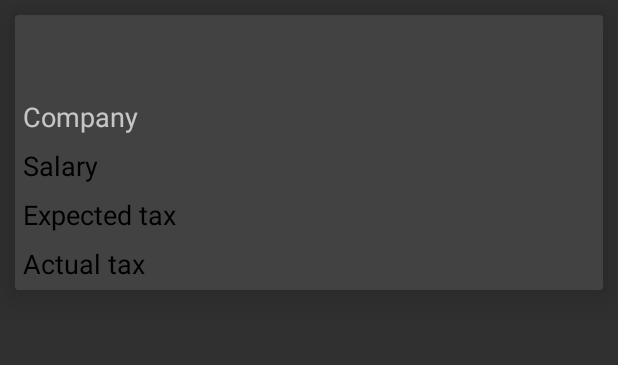
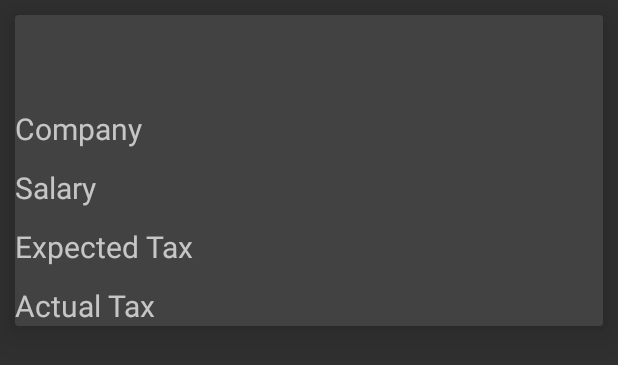
Before and after one commit to procusr/grayMatter, an Android app: the layout to_be_inflated.xml on its own in the app's theme, with its tools: preview values and no code run, on a phone screen of 412 x 824 dp. Shown: the top 365 px of the screen. Run offline under Robolectric (Android 15) with nearby library versions, the phone set to English and light mode, and no system bars; Roboto replaces fonts that are not available here.

Commit message:
Fixed view on recycler and added currency

```diff
--- a/app/src/main/java/com/example/mytax/Salary.java
+++ b/app/src/main/java/com/example/mytax/Salary.java
@@ -327,10 +327,10 @@ public class Salary extends DrawerBarActivity {
 
             @Override
             protected void onBindViewHolder(ViewHolder viewHolder, final int position, final Company model) {
-                viewHolder.setCompanyName("Company        :   " + model.getCompanyName());
-                viewHolder.setSalary     ("Salary              :   " + model.getSalary());
-                viewHolder.setActualTax  ("Actual tax     :   " + model.getActualTax());
-                viewHolder.setExpectedTax("Expected tax   :   " +model.getExpectedTax());
+                viewHolder.setCompanyName( model.getCompanyName());
+                viewHolder.setSalary     ( model.getSalary()+" kr");
+                viewHolder.setActualTax  (model.getActualTax() + " kr");
+                viewHolder.setExpectedTax(model.getExpectedTax()+" kr");
                 viewHolder.setDate( model.getDate());
                 viewHolder.mView.setOnClickListener(new View.OnClickListener() {
                     @Override
--- a/app/src/main/res/layout/to_be_inflated.xml
+++ b/app/src/main/res/layout/to_be_inflated.xml
@@ -35,55 +35,157 @@
         </LinearLayout>
 
         <LinearLayout
-            android:layout_width="392dp"
+            android:layout_width="match_parent"
+            android:orientation="horizontal"
+            android:layout_marginTop="12dp"
+            android:layout_height="wrap_content">
+
+            <RelativeLayout
+                android:layout_width="0dp"
+                android:layout_weight="3"
+                android:layout_height="wrap_content">
+
+                <TextView
+                    android:layout_width="175dp"
                     android:layout_height="wrap_content"
-            android:layout_margin="1dp"
-            android:orientation="vertical">
+                    android:text="Company "
+                    android:textAppearance="?android:textAppearanceMedium"
+                    android:textSize="20dp" />
+            </RelativeLayout>
+
+            <RelativeLayout
+                android:layout_width="4dp"
+                android:layout_weight="3"
+                android:layout_height="wrap_content"
+                >
 
                 <TextView
                     android:id="@+id/company_name"
                     android:layout_width="match_parent"
                     android:layout_height="wrap_content"
-                android:maxLines="1"
-                android:padding="4dp"
-                android:hint="Company"
+                    android:gravity="end"
+                    android:inputType="numberDecimal"
+                    android:linksClickable="true"
+                    android:textSize="20dp" />
+            </RelativeLayout>
+
+        </LinearLayout>
+
+        <LinearLayout
+            android:layout_width="match_parent"
+            android:orientation="horizontal"
+            android:layout_marginTop="12dp"
+            android:layout_height="wrap_content">
+
+            <RelativeLayout
+                android:layout_width="0dp"
+                android:layout_weight="3"
+                android:layout_height="wrap_content">
+
+                <TextView
+                    android:layout_width="175dp"
+                    android:layout_height="wrap_content"
+                    android:text="Salary "
                     android:textAppearance="?android:textAppearanceMedium"
-                android:textColor="@color/common_google_signin_btn_text_dark_focused"
-                android:visibility="visible" />
+                    android:textSize="20dp" />
+            </RelativeLayout>
+
+            <RelativeLayout
+                android:layout_width="4dp"
+                android:layout_weight="3"
+                android:layout_height="wrap_content"
+                >
 
                 <TextView
                     android:id="@+id/salary"
                     android:layout_width="match_parent"
                     android:layout_height="wrap_content"
-                android:maxLines="1"
-                android:padding="4dp"
-                android:text="Salary"
+                    android:gravity="end"
+                    android:inputType="numberDecimal"
+                    android:linksClickable="true"
+                    android:textSize="20dp" />
+            </RelativeLayout>
+
+        </LinearLayout>
+
+        <LinearLayout
+            android:layout_width="match_parent"
+            android:orientation="horizontal"
+            android:layout_marginTop="12dp"
+            android:layout_height="wrap_content">
+
+            <RelativeLayout
+                android:layout_width="0dp"
+                android:layout_weight="3"
+                android:layout_height="wrap_content">
+
+                <TextView
+                    android:layout_width="175dp"
+                    android:layout_height="wrap_content"
+                    android:text="Expected Tax "
                     android:textAppearance="?android:textAppearanceMedium"
-                android:textColor="@color/common_google_signin_btn_text_dark_focused"
-                android:visibility="visible" />
+                    android:textSize="20dp" />
+            </RelativeLayout>
+
+            <RelativeLayout
+                android:layout_width="4dp"
+                android:layout_weight="3"
+                android:layout_height="wrap_content"
+                >
 
                 <TextView
                     android:id="@+id/expected_tax"
                     android:layout_width="match_parent"
                     android:layout_height="wrap_content"
-                android:maxLines="1"
-                android:padding="4dp"
-                android:text="Expected tax"
+                    android:gravity="end"
+                    android:inputType="numberDecimal"
+                    android:linksClickable="true"
+                    android:textSize="20dp" />
+            </RelativeLayout>
+
+        </LinearLayout>
+        <LinearLayout
+            android:layout_width="match_parent"
+            android:orientation="horizontal"
+            android:layout_marginTop="12dp"
+            android:layout_height="wrap_content">
+
+            <RelativeLayout
+                android:layout_width="0dp"
+                android:layout_weight="3"
+                android:layout_height="wrap_content">
+
+                <TextView
+                    android:layout_width="175dp"
+                    android:layout_height="wrap_content"
+                    android:text="Actual Tax "
                     android:textAppearance="?android:textAppearanceMedium"
-                android:textColor="@color/common_google_signin_btn_text_dark_focused" />
+                    android:textSize="20dp" />
+            </RelativeLayout>
+
+            <RelativeLayout
+                android:layout_width="4dp"
+                android:layout_weight="3"
+                android:layout_height="wrap_content"
+                >
 
                 <TextView
                     android:id="@+id/actual_tax"
                     android:layout_width="match_parent"
                     android:layout_height="wrap_content"
-                android:maxLines="1"
-                android:padding="4dp"
-                android:text="Actual tax"
-                android:textAlignment="viewStart"
-                android:textAppearance="?android:textAppearanceMedium"
-                android:textColor="@color/common_google_signin_btn_text_dark_focused" />
+                    android:gravity="end"
+                    android:inputType="numberDecimal"
+                    android:linksClickable="true"
+                    android:textSize="20dp" />
+            </RelativeLayout>
 
         </LinearLayout>
+
+
+
+
+
+
 
 
     </LinearLayout>
```
Lines whose indentation alone changed are shown as unchanged.
